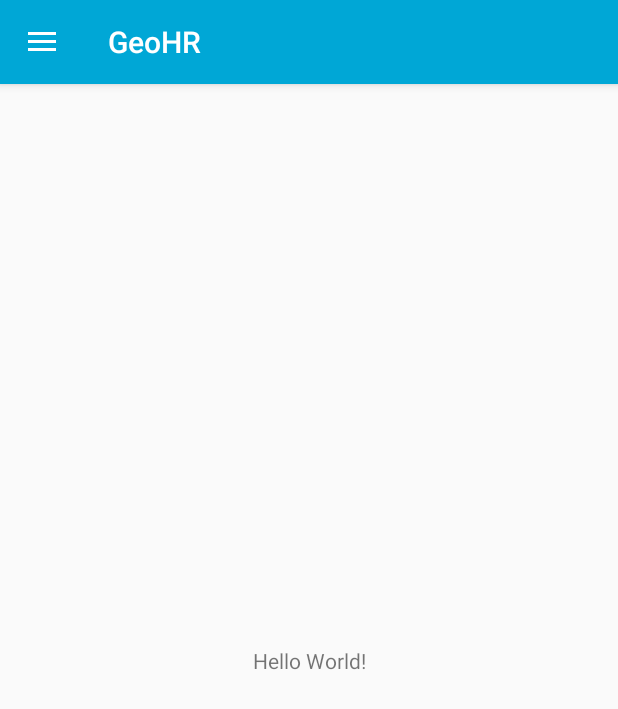
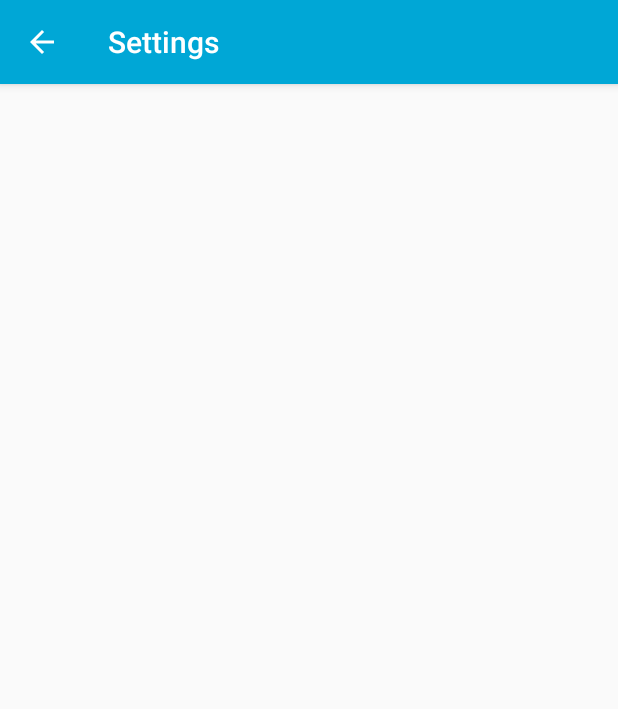
Before and after one commit to GeofencedHR/geohr-android, an Android app: the MainActivity screen opened directly, with no data from a screen before it, in the side drawer, after a tap on "Settings", on a phone screen of 412 x 824 dp. Shown: the top 709 px of the screen. Run offline under Robolectric (Android 15) with nearby library versions, the phone set to English and light mode, and no system bars; libraries missing offline, so code that uses them is left out: com.google.maps.android.

Commit message:
Added settings activity/did a refactoring

```diff
--- a/app/src/main/java/com/epgeotrack/app/ep_geo_tracking/MainActivity.java
+++ b/app/src/main/java/com/epgeotrack/app/ep_geo_tracking/MainActivity.java
@@ -2,9 +2,6 @@ package com.epgeotrack.app.ep_geo_tracking;
 
 import android.content.Intent;
 import android.os.Bundle;
-import android.support.design.widget.FloatingActionButton;
-import android.support.design.widget.Snackbar;
-import android.view.View;
 import android.support.design.widget.NavigationView;
 import android.support.v4.view.GravityCompat;
 import android.support.v4.widget.DrawerLayout;
@@ -75,10 +72,9 @@ public class MainActivity extends AppCompatActivity
         if (id == R.id.nav_work_places) {
             Intent intent = new Intent(MainActivity.this, WorkPlacesActivity.class);
             startActivity(intent);
-        } else if (id == R.id.nav_checkinouts) {
-
         } else if (id == R.id.nav_settings) {
-
+            Intent intent = new Intent(MainActivity.this, SettingsActivity.class);
+            startActivity(intent);
         } else if (id == R.id.nav_logout) {
             Intent intent = new Intent(MainActivity.this, LoginActivity.class);
             startActivity(intent);
--- /dev/null
+++ b/app/src/main/java/com/epgeotrack/app/ep_geo_tracking/SettingsActivity.java
@@ -0,0 +1,16 @@
+package com.epgeotrack.app.ep_geo_tracking;
+
+import android.os.Bundle;
+import android.support.v7.app.AppCompatActivity;
+
+import java.util.Objects;
+
+public class SettingsActivity extends AppCompatActivity {
+
+    @Override
+    protected void onCreate(Bundle savedInstanceState) {
+        super.onCreate(savedInstanceState);
+        setContentView(R.layout.activity_settings);
+        Objects.requireNonNull(getSupportActionBar()).setDisplayHomeAsUpEnabled(true);
+    }
+}
--- /dev/null
+++ b/app/src/main/res/layout/activity_settings.xml
@@ -0,0 +1,9 @@
+<?xml version="1.0" encoding="utf-8"?>
+<android.support.constraint.ConstraintLayout xmlns:android="http://schemas.android.com/apk/res/android"
+    xmlns:app="http://schemas.android.com/apk/res-auto"
+    xmlns:tools="http://schemas.android.com/tools"
+    android:layout_width="match_parent"
+    android:layout_height="match_parent"
+    tools:context=".SettingsActivity">
+
+</android.support.constraint.ConstraintLayout>
--- a/app/src/main/res/menu/activity_main_drawer.xml
+++ b/app/src/main/res/menu/activity_main_drawer.xml
@@ -8,9 +8,6 @@
             android:id="@+id/nav_work_places"
             android:title="Work places" />
         <item
-            android:id="@+id/nav_checkinouts"
-            android:title="Check in/outs" />
-        <item
             android:id="@+id/nav_settings"
             android:title="Settings" />
         <item
--- a/app/src/main/res/values/strings.xml
+++ b/app/src/main/res/values/strings.xml
@@ -20,4 +20,6 @@
         completions."
     </string>
     <string name="title_activity_work_places">Work places</string>
+    <string name="title_activity_settings">Settings</string>
+    <string name="title_activity_check_ins">Check-in/out(s)</string>
 </resources>
```
Also changed, not shown: app/src/main/AndroidManifest.xml (+11 -4 lines).
